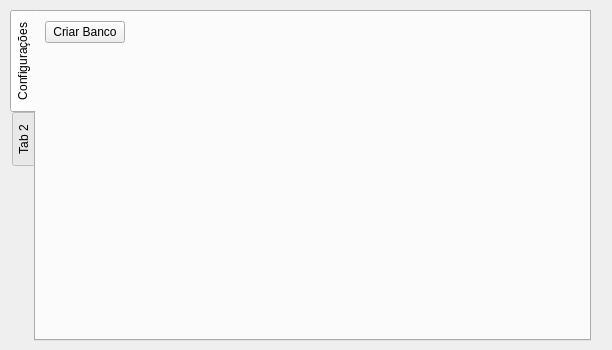
Qt form form.ui (selrahcsan/CrachaFacil) before a commit.
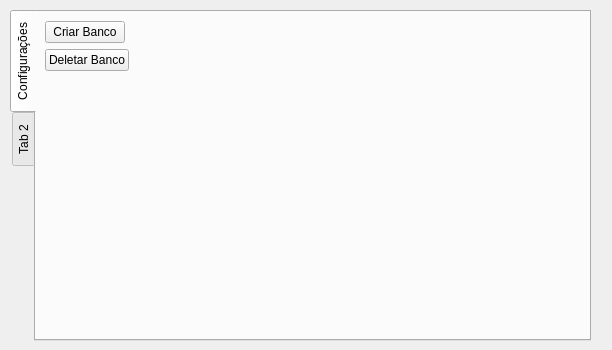
The same form after that commit.

Commit message: Criado o método para deletar o banco de dados

What changed in the file:
```diff
--- a/form.ui
+++ b/form.ui
@@ -37,6 +37,13 @@
        </property>
       </widget>
      </item>
+     <item row="1" column="0">
+      <widget class="QPushButton" name="deletar_banco">
+       <property name="text">
+        <string>Deletar Banco</string>
+       </property>
+      </widget>
+     </item>
     </layout>
    </widget>
    <widget class="QWidget" name="tab_2">
```
The commit also changes 4 other files.
